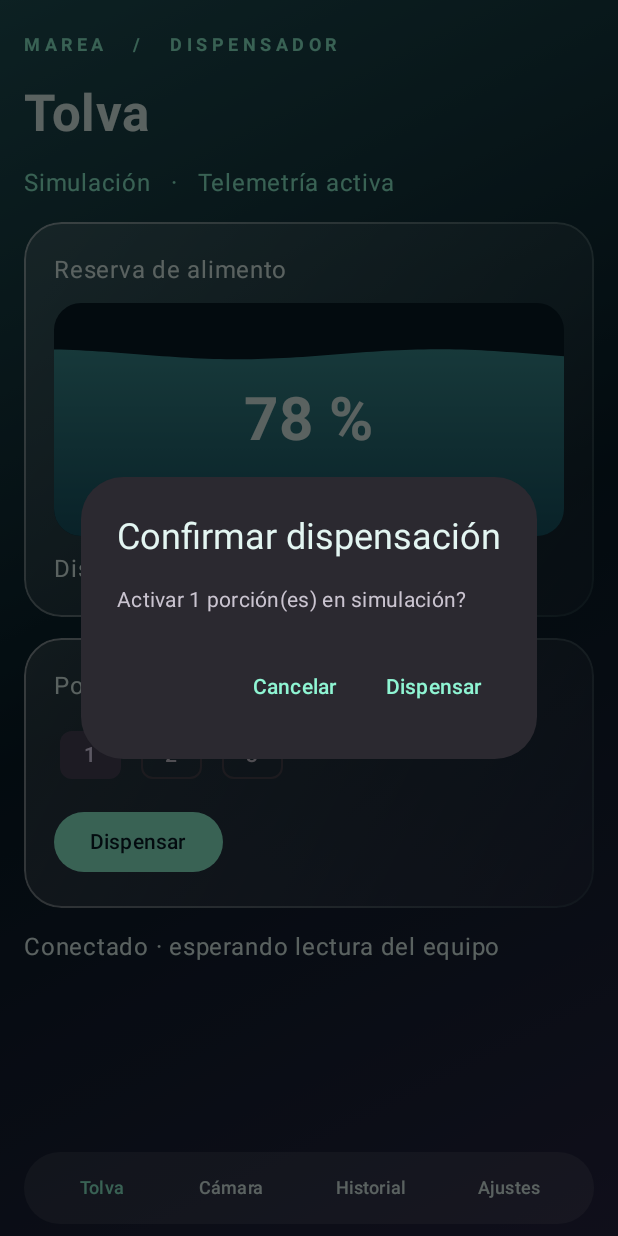
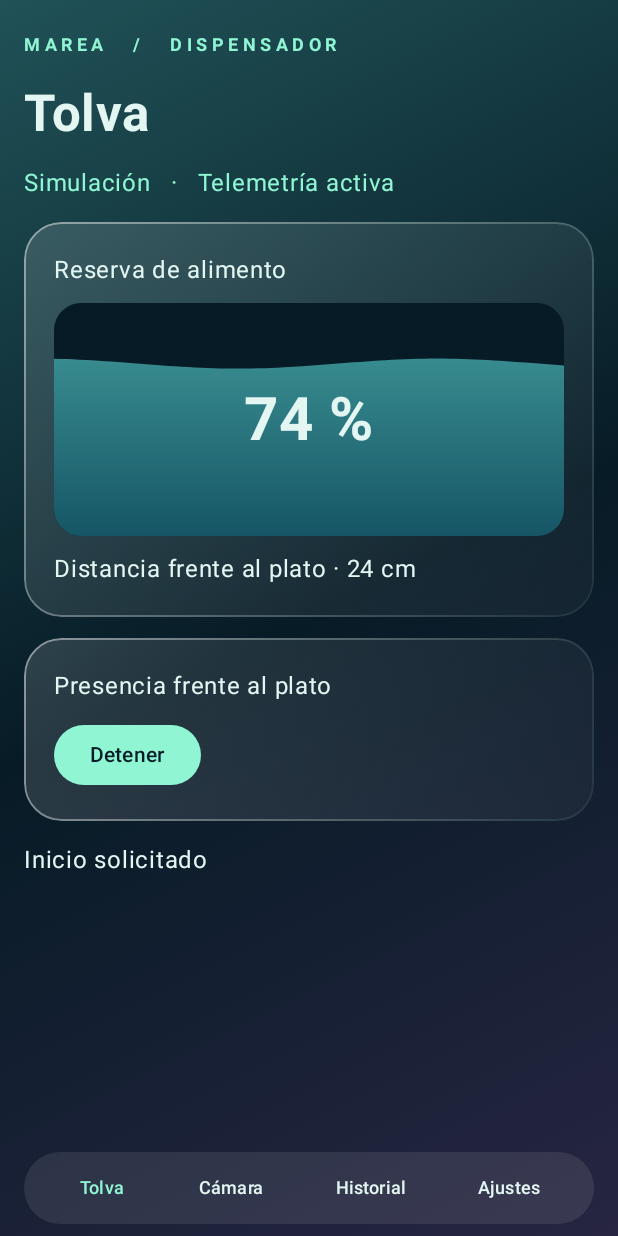
Before and after one commit to bryanramosing-ux/Proyecto-DISPENSADOR-DEFINITIVO-IOT, an Android app built with Jetpack Compose: the screen it shows after launch (MainActivity), after a tap on "Dispensar", on a phone screen of 412 x 824 dp. Run offline under Robolectric (Android 15) with nearby library versions, the phone set to English and light mode, and no system bars; our stand-ins replace Firebase (no records; nobody signed in at launch, a user with empty details on screens opened directly); libraries missing offline, so code that uses them is left out: org.eclipse.paho; 3 other taps on this screen came first.

Commit message:
Control manual de inicio y parada y fotografía por presencia en el plato

```diff
--- a/app/src/main/java/cl/marea/app/MainActivity.kt
+++ b/app/src/main/java/cl/marea/app/MainActivity.kt
@@ -24,7 +24,6 @@ import androidx.compose.ui.graphics.*
 import androidx.compose.ui.text.font.FontWeight
 import androidx.compose.ui.text.input.*
 import androidx.compose.ui.unit.*
-import kotlinx.coroutines.delay
 import java.text.DateFormat
 import java.util.Date
 import kotlin.math.sin
@@ -76,9 +75,6 @@ class MainActivity: ComponentActivity() {
 }
 @Composable private fun Screen(s: Panel,m: PanelModel) {
     var tab by rememberSaveable { mutableStateOf("Tolva") }
-    var portions by rememberSaveable { mutableIntStateOf(1) }
-    var confirm by remember { mutableStateOf(false) }
-    var live by remember { mutableStateOf(false) }
     var host by rememberSaveable { mutableStateOf("") }
     var id by rememberSaveable { mutableStateOf("equipo01") }
     var user by rememberSaveable { mutableStateOf("") }
@@ -107,11 +103,15 @@ class MainActivity: ComponentActivity() {
                             Text(s.reading?.cm?.takeIf{it>=0}?.let{"Distancia frente al plato · $it cm"} ?: "Distancia frente al plato · sin lectura",color=Foam)
                         }
                         Glass {
-                            Text("Porciones por ciclo",color=Foam)
-                            Row(horizontalArrangement=Arrangement.spacedBy(6.dp)){ (1..3).forEach {
-                                FilterChip(portions==it,{portions=it},{Text(it.toString())})
-                            } }
-                            Button({confirm=true},enabled=s.connected && !s.pending && (s.reading?.level ?: 0)>0){Text(if(s.pending) "Esperando confirmación…" else "Dispensar")}
+                            Text(when(s.reading?.present){
+                                true -> "Presencia frente al plato"
+                                false -> "Plato sin presencia detectada"
+                                null -> "Esperando sensor del plato"
+                            },color=Foam)
+                            val stopping=s.pending || s.reading?.active==true
+                            Button({m.toggleFeed()},enabled=stopping || (s.connected && (s.reading?.level ?: 0)>=4)){
+                                Text(if(stopping) "Detener" else "Dispensar")
+                            }
                         }
                     }
                     "Cámara" -> Glass {
@@ -127,18 +127,15 @@ class MainActivity: ComponentActivity() {
                             }.getOrElse { "Error al guardar la fotografía" }
                             export=null
                         }
-                        if(bitmap!=null) Image(bitmap,"Último fotograma",Modifier.fillMaxWidth().height(220.dp))
-                        else Text(if(s.mode=="Simulación") "La cámara estará disponible al conectar un equipo real." else "Solicita una imagen a la ESP32-CAM.",color=Foam)
-                        Button({m.photo()},enabled=s.connected && s.mode!="Simulación"){Text("Tomar fotografía")}
+                        if(bitmap!=null) Image(bitmap,"Última foto del plato",Modifier.fillMaxWidth().height(220.dp))
+                        else Text(if(s.mode=="Simulación") "La cámara estará disponible al conectar un equipo real." else "Esperando la foto de una visita al plato.",color=Foam)
                         if(bitmap!=null) TextButton({export=s.jpeg;save.launch("Marea-"+System.currentTimeMillis()+".jpg")}){Text("Guardar fotografía")}
                         if(exportStatus.isNotEmpty()) Text(exportStatus,color=Foam)
-                        Row(verticalAlignment=Alignment.CenterVertically){Switch(live,{live=it},enabled=s.connected && s.mode!="Simulación"); Text("   Vista en directo",color=Foam)}
-                        LaunchedEffect(live,s.connected){ while(live && s.connected){ m.photo(true);delay(3000) } }
                     }
                     "Historial" -> Glass {
                         if(s.entries.isEmpty()) Text("Los pedidos aparecerán aquí.",color=Foam)
                         s.entries.forEach { Text(DateFormat.getDateTimeInstance().format(Date(it.time)),color=Mint,fontSize=12.sp)
-                            Text("${it.portions} porción(es) · ${it.result}",color=Foam); HorizontalDivider() }
+                            Text("${it.result} · ${it.portions} ciclo(s) confirmado(s)",color=Foam); HorizontalDivider() }
                     }
                     "Ajustes" -> Glass {
                         if(s.mode=="Equipo real"){
@@ -160,5 +157,4 @@ class MainActivity: ComponentActivity() {
             }
         }
     }
-    if(confirm) AlertDialog(onDismissRequest={confirm=false},title={Text("Confirmar dispensación")},text={Text("Activar $portions porción(es) en ${s.mode.lowercase()}?")},confirmButton={TextButton({confirm=false;m.feed(portions)}){Text("Dispensar")}},dismissButton={TextButton({confirm=false}){Text("Cancelar")}})
 }
--- a/app/src/main/java/cl/marea/app/PanelModel.kt
+++ b/app/src/main/java/cl/marea/app/PanelModel.kt
@@ -56,7 +56,7 @@ class PanelModel(app: Application): AndroidViewModel(app) {
                     is Signal.Status -> { seen=SystemClock.elapsedRealtime(); change { it.copy(reading=event.reading,connected=true) } }
                     is Signal.Photo -> change { it.copy(jpeg=event.jpeg,message="Fotografía recibida") }
                     is Signal.Link -> { if(event.message.startsWith("Broker")) change { it.copy(connected=false,reading=null) }; note(event.message) }
-                    is Signal.Reply -> pending?.takeIf { it.id==event.id }?.let { finish(it,event.result) }
+                    is Signal.Reply -> pending?.takeIf { it.id==event.id }?.let { finish(it.copy(portions=event.cycles),event.result) }
                 }
             } }
             try {
@@ -71,33 +71,45 @@ class PanelModel(app: Application): AndroidViewModel(app) {
             catch(e: Exception){ change { it.copy(busy=false,message=e.localizedMessage ?: "Falló MQTT") }; next.close() }
         }
     }
-    fun feed(n: Int) {
-        val current = state.value
-        val nonce = current.reading?.nonce ?: return
-        if (!current.connected || current.pending || n !in 1..3 || current.reading.level <= 0) return
-        val entry = Entry(UUID.randomUUID().toString(),System.currentTimeMillis(),n,"Pendiente")
+    fun toggleFeed() {
+        val target=device ?: return
+        val current=state.value
+        if(current.pending || current.reading?.active==true){
+            session.launch {
+                try { target.stopFeed(); note("Parada enviada · esperando estado") }
+                catch(e: Exception){ note("Parada sin confirmar · revisa la conexión") }
+            }
+            return
+        }
+        val reading=current.reading ?: return
+        if(!current.connected || reading.level<4) return
+        val entry=Entry(UUID.randomUUID().toString(),System.currentTimeMillis(),0,"Pendiente")
         pending=entry
-        change { it.copy(pending=true,message="Registrando pedido…") }
+        change { it.copy(pending=true,message="Inicio solicitado") }
+        val store=journal ?: return
         session.launch {
-            try {
-                withTimeout(8000) { journal!!.save(entry) }
-                device!!.feed(entry.id,n,nonce)
-                delay(9000)
-            } catch(e: TimeoutCancellationException) { /* El registro o ACK puede llegar después. */ }
+            try { store.save(entry) }
             catch(e: CancellationException){ throw e }
-            catch(e: Exception){ note(e.localizedMessage ?: "Falló el pedido") }
-            if(pending?.id == entry.id) finish(entry,"Sin confirmación")
+            catch(e: Exception){ note("Revisa los permisos del historial") }
+        }
+        session.launch {
+            try { target.startFeed(entry.id,reading.nonce) }
+            catch(e: CancellationException){ throw e }
+            catch(e: Exception){ note("Envío sin confirmar") }
+            delay(12000)
+            if(pending?.id==entry.id) finish(entry,"Sin confirmación")
         }
     }
-    private suspend fun finish(entry: Entry, result: String) {
+    private fun finish(entry: Entry, result: String) {
         pending=null
         change { it.copy(pending=false,message=result) }
-        try { withTimeout(7000){ journal!!.save(entry.copy(result=result)) } }
-        catch(e: TimeoutCancellationException){ note("$result · historial pendiente de sincronizar") }
-        catch(e: CancellationException){ throw e }
-        catch(e: Exception){ note("$result · revisa los permisos del historial") }
+        val store=journal ?: return
+        session.launch {
+            try { store.save(entry.copy(result=result)) }
+            catch(e: CancellationException){ throw e }
+            catch(e: Exception){ note("$result · revisa el historial") }
+        }
     }
-    fun photo(live: Boolean=false) { session.launch { try { device?.capture(live) } catch(e: Exception){ note("No se pudo pedir la foto") } } }
     private fun reset() { session.cancel(); device?.close(); device=null; pending=null; session=CoroutineScope(SupervisorJob()+Dispatchers.Main.immediate) }
     fun exit() { reset(); accounts.exit(); state.value=Panel() }
     override fun onCleared() { session.cancel(); device?.close() }
--- a/domain/src/main/kotlin/cl/marea/domain/Dispenser.kt
+++ b/domain/src/main/kotlin/cl/marea/domain/Dispenser.kt
@@ -2,18 +2,18 @@ package cl.marea.domain
 
 import kotlinx.coroutines.flow.Flow
 
-data class Reading(val level: Int, val cm: Int, val nonce: String)
+data class Reading(val level: Int, val cm: Int, val nonce: String, val active: Boolean, val present: Boolean)
 sealed interface Signal {
     data class Status(val reading: Reading): Signal
-    data class Reply(val id: String, val result: String): Signal
+    data class Reply(val id: String, val result: String, val cycles: Int): Signal
     data class Photo(val jpeg: ByteArray): Signal
     data class Link(val message: String): Signal
 }
 interface Device {
     val events: Flow<Signal>
     suspend fun connect()
-    suspend fun feed(id: String, portions: Int, nonce: String)
-    suspend fun capture(live: Boolean = false)
+    suspend fun startFeed(id: String, nonce: String)
+    suspend fun stopFeed()
     fun close()
 }
 data class Entry(val id: String, val time: Long, val portions: Int, val result: String)
--- a/hardware/src/main/java/cl/marea/hardware/Devices.kt
+++ b/hardware/src/main/java/cl/marea/hardware/Devices.kt
@@ -41,8 +41,8 @@ class BrokerDevice(host: String, private val device: String, private val user: S
         runCatching {
             val j = JSONObject(String(message.payload, Charsets.UTF_8))
             when (topic) {
-                "$root/state" -> queue.trySend(Signal.Status(Reading(j.getInt("level"),j.getInt("cm"),j.getString("nonce"))))
-                "$root/ack" -> queue.trySend(Signal.Reply(j.getString("id"), if (j.getBoolean("ok")) "Ciclo completado" else "Rechazado"))
+                "$root/state" -> queue.trySend(Signal.Status(Reading(j.getInt("level"),j.getInt("cm"),j.getString("nonce"),j.getBoolean("active"),j.getBoolean("present"))))
+                "$root/ack" -> queue.trySend(Signal.Reply(j.getString("id"), if (j.getBoolean("ok")) "Detenido" else "Rechazado", j.getInt("cycles")))
                 else -> Unit
             }
         }
@@ -50,10 +50,10 @@ class BrokerDevice(host: String, private val device: String, private val user: S
     private suspend fun publish(path: String, body: String) = withContext(Dispatchers.IO) {
         client.publish("$root/$path", body.toByteArray(), 0, false).waitForCompletion(5000)
     }
-    override suspend fun feed(id: String, portions: Int, nonce: String) {
-        publish("cmd", JSONObject().put("id",id).put("portions",portions).put("nonce",nonce).toString())
+    override suspend fun startFeed(id: String, nonce: String) {
+        publish("cmd", JSONObject().put("id",id).put("action","start").put("nonce",nonce).toString())
     }
-    override suspend fun capture(live: Boolean) { publish("photo", if(live) "live" else "capture") }
+    override suspend fun stopFeed() { publish("cmd", JSONObject().put("action","stop").toString()) }
     override fun close() {
         queue.close()
         Thread {
@@ -72,17 +72,34 @@ class Simulator: Device {
     private var used = 0
     private var day = java.time.LocalDate.now()
     private var key = UUID.randomUUID().toString()
-    @Synchronized private fun emit() { queue.trySend(Signal.Status(Reading(level,24,key))) }
-    override suspend fun connect() { scope.launch { while (isActive) { emit(); delay(2000) } } }
-    @Synchronized private fun simulate(id: String, portions: Int, nonce: String) {
-        val now = android.os.SystemClock.elapsedRealtime()
-        if (day != java.time.LocalDate.now()) { day = java.time.LocalDate.now(); used = 0 }
-        val ok = key == nonce && portions in 1..3 && level >= portions*4 && (last == 0L || now-last >= 10000) && used+portions <= 12
-        if (ok) { used += portions; level -= portions*4; last = now; key = UUID.randomUUID().toString() }
-        queue.trySend(Signal.Reply(id, if (ok) "Ciclo completado" else "Rechazado"))
+    private var activeId: String? = null
+    private var cycles = 0
+    private var due = 0L
+    private fun emit() { queue.trySend(Signal.Status(Reading(level,24,key,activeId!=null,true))) }
+    override suspend fun connect() { scope.launch { while (isActive) { tick(); delay(350) } } }
+    private fun finish() {
+        activeId?.let { queue.trySend(Signal.Reply(it,"Detenido",cycles)) }
+        activeId=null
+        last=android.os.SystemClock.elapsedRealtime()
         emit()
     }
-    override suspend fun feed(id: String, portions: Int, nonce: String) = simulate(id,portions,nonce)
-    override suspend fun capture(live: Boolean) { queue.trySend(Signal.Link("Simulación · no hay una cámara física")) }
+    private fun cycle(now: Long) { cycles++; used++; level-=4; due=now+3000 }
+    @Synchronized private fun tick() {
+        val now=android.os.SystemClock.elapsedRealtime()
+        if(day!=java.time.LocalDate.now()){ day=java.time.LocalDate.now(); used=0 }
+        if(activeId!=null && now>=due){
+            if(cycles>=3 || used>=12 || level<4) finish() else cycle(now)
+        }
+        emit()
+    }
+    @Synchronized private fun begin(id: String, nonce: String) {
+        val now=android.os.SystemClock.elapsedRealtime()
+        if(activeId!=null || nonce!=key || level<4 || used>=12 || (last!=0L && now-last<10000)){
+            queue.trySend(Signal.Reply(id,"Rechazado",0)); return
+        }
+        activeId=id; cycles=0; key=UUID.randomUUID().toString(); cycle(now); emit()
+    }
+    override suspend fun startFeed(id: String, nonce: String) = begin(id,nonce)
+    override suspend fun stopFeed() { synchronized(this){ if(activeId!=null) finish() } }
     override fun close() { scope.cancel(); queue.close() }
 }
```
Also changed, not shown: 9 other files.
